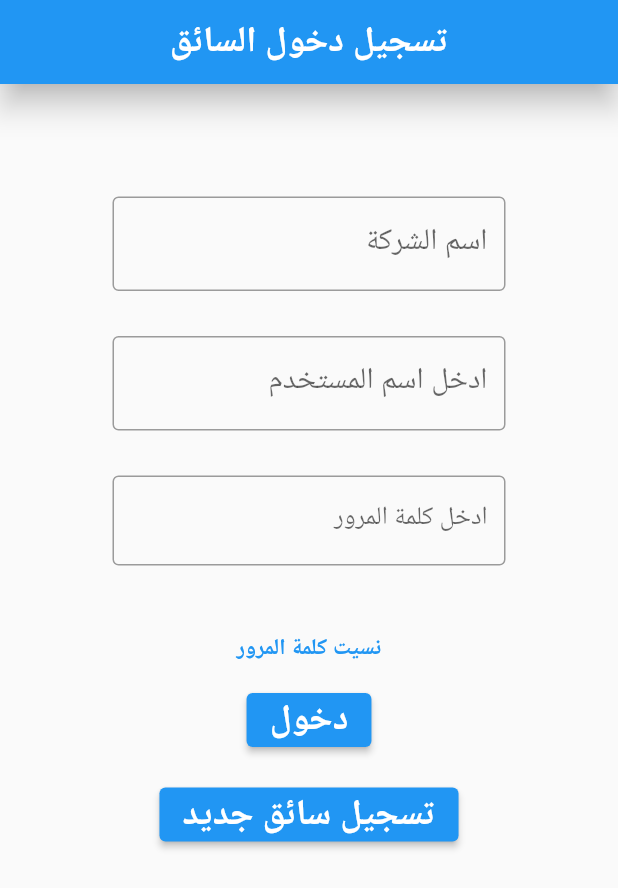
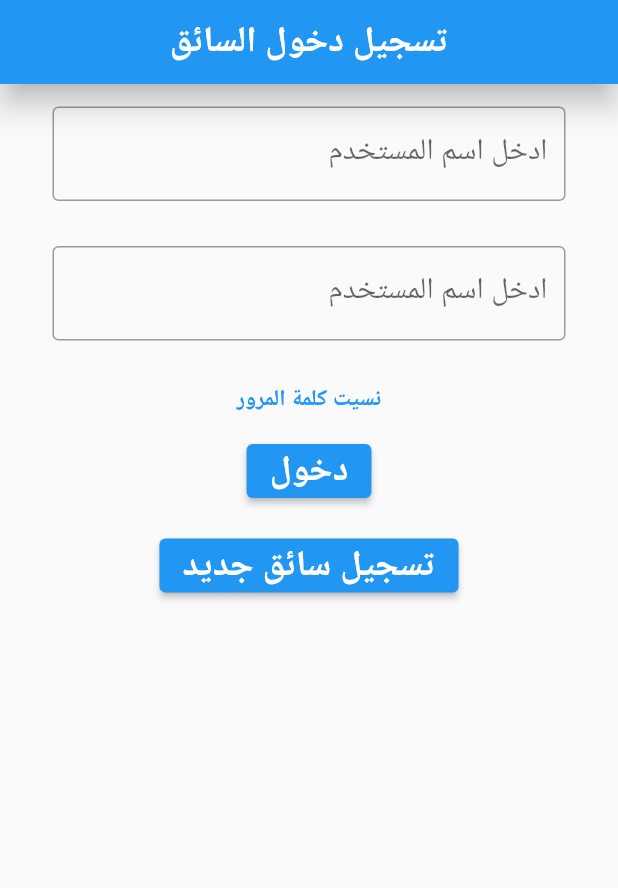
Before and after one commit to Mai-hossni/driver, a Flutter app: the screen it shows after launch, on a phone screen of 412 x 824 dp. Shown: the top 888 px of the screen. Run offline on Flutter 3.47's test engine with Material 2 defaults, Android fonts, the phone set to English and light mode, and no system bars; our stand-ins replace modal_bottom_sheet.

Commit message:
2/10 final

```diff
--- a/lib/login.dart
+++ b/lib/login.dart
@@ -6,16 +6,18 @@ import 'package:flutter/widgets.dart';
 import 'package:flutter_application_1/from_to.dart';
 import 'package:flutter_application_1/screens/logout.dart';
 import 'package:flutter_application_1/station.dart';
+import 'package:flutter_application_1/widgets/custom_text_feild.dart';
 
 class login extends StatefulWidget {
   login({Key? key}) : super(key: key);
-
+  static const String routName = 'loginscreen';
   @override
   State<login> createState() => _loginState();
 }
 
 class _loginState extends State<login> {
-
+  TextEditingController nameController = TextEditingController();
+  TextEditingController passswordController = TextEditingController();
   @override
   Widget build(BuildContext context) {
     return Scaffold(
@@ -24,49 +26,31 @@ class _loginState extends State<login> {
           title: Center(
             child: Text("تسجيل دخول السائق", style: TextStyle(fontSize: 24)),
           )),
-      body: Center(
-        child: Padding(
-          padding: const EdgeInsets.all(60.0),
+      body: Container(
+        // color: Colors.red,
+        height: double.infinity,
+        width: double.infinity,
+        padding: const EdgeInsets.symmetric(horizontal: 20),
+        child: SingleChildScrollView(
           child: Column(
+            mainAxisAlignment: MainAxisAlignment.spaceEvenly,
+            children: [
+              // Spacer(),
 
-            children: [
-              Padding(
-                padding: const EdgeInsets.all(15.0),
-                child: TextField(
-                    style: TextStyle(fontSize: 20, color: Colors.black),
-                    decoration: InputDecoration(
-                      border: OutlineInputBorder(),
-                      labelText: 'اسم الشركة',
-                    )),
-              ),
-              Padding(
-                padding: const EdgeInsets.all(15.0),
-                child: TextField(style:TextStyle(fontSize: 20,color: Colors.black),
-                  decoration: InputDecoration(
-                    border: OutlineInputBorder(),
-                    labelText: 'ادخل اسم المستخدم',
-                  ),
-                ),
-              ),
+              CustomTextFeild(
+                  controller: nameController, hintText: 'ادخل اسم المستخدم'),
+              // Spacer(),
 
-              Padding(
-                padding: const EdgeInsets.all(15.0),
-                child: TextField(
-                    decoration: InputDecoration(
-                      border: OutlineInputBorder(),
-                      labelText: 'ادخل كلمة المرور',
-                    ),
-                  ),
-              ),
-              Padding(
-                padding: const EdgeInsets.all(8.0),
-
-              ),
+              CustomTextFeild(
+                  controller: passswordController,
+                  hintText: 'ادخل اسم المستخدم'),
+              // Spacer(),
+              // const SizedBox(height: 20),
               TextButton(onPressed: () {}, child: Text("نسيت كلمة المرور")),
               ElevatedButton(
                 onPressed: () {
-                  Navigator.push(
-                      context, MaterialPageRoute(builder: (context) => station()));
+                  Navigator.push(context,
+                      MaterialPageRoute(builder: (context) => station()));
                 },
                 child: Text("دخول", style: TextStyle(fontSize: 24)),
               ),
@@ -74,18 +58,17 @@ class _loginState extends State<login> {
                 padding: const EdgeInsets.all(15.0),
                 child: ElevatedButton(
                   onPressed: () {
-                  Navigator.push(
-                        context, MaterialPageRoute(builder: (context) => logout()));
+                    Navigator.push(context,
+                        MaterialPageRoute(builder: (context) => logout()));
                   },
-                child: Text("تسجيل سائق جديد", style: TextStyle(fontSize: 24)),
+                  child:
+                      Text("تسجيل سائق جديد", style: TextStyle(fontSize: 24)),
                 ),
               ),
             ],
           ),
         ),
       ),
-
     );
-
   }
 }
--- a/lib/main.dart
+++ b/lib/main.dart
@@ -15,7 +15,6 @@ import 'package:http/http.dart' as http;
 void main() {
   runApp(const MyApp());
 }
-
 
 class MyApp extends StatelessWidget {
   const MyApp({Key? key}) : super(key: key);
@@ -46,6 +45,9 @@ class MyApp extends StatelessWidget {
         // is not restarted.
         primarySwatch: Colors.blue,
       ),
+      routes: {
+        login.routName: (context) => login(),
+      },
       home: login(),
     );
   }
--- a/lib/widgets/custom_text_feild.dart
+++ b/lib/widgets/custom_text_feild.dart
@@ -5,9 +5,11 @@ class CustomTextFeild extends StatelessWidget {
     Key? key,
     required this.controller,
     required this.hintText,
+    //  this.fun,
   }) : super(key: key);
   final TextEditingController controller;
   final String hintText;
+  // final Function? fun;
   @override
   Widget build(BuildContext context) {
     return Padding(
--- a/pubspec.yaml
+++ b/pubspec.yaml
@@ -29,7 +29,6 @@ environment:
 dependencies:
   flutter:
     sdk: flutter
-  splashscreen: ^1.3.5
   flutter_localizations: # Add this line
     sdk: flutter
   modal_bottom_sheet: ^2.1.2
```
Also changed, not shown: lib/splash.dart (+25 -9 lines), lib/widgets/ConstWidgets .dart (added, +23 -0 lines), pubspec.lock. Lines whose indentation alone changed are shown as unchanged.
